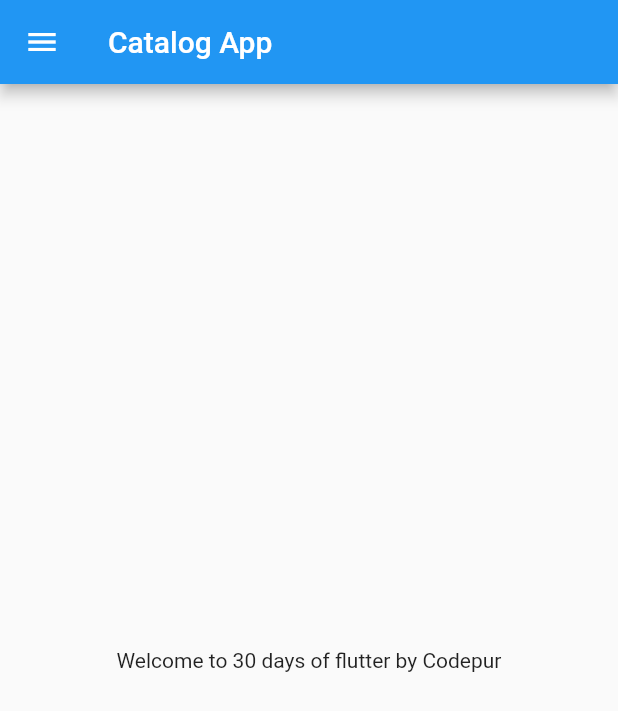
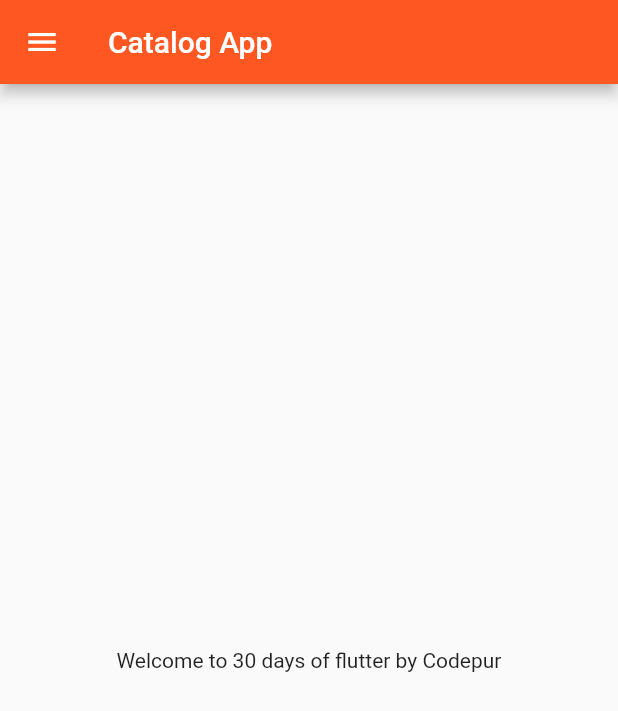
Before and after one commit to arghadeep23/30daysofFlutter, a Flutter app: the screen it shows after launch, on a phone screen of 412 x 824 dp. Shown: the top 711 px of the screen. Run offline on Flutter 3.47's test engine with Material 2 defaults, Android fonts, the phone set to English and light mode, and no system bars.

Commit message:
day 3 completed

```diff
--- a/lib/main.dart
+++ b/lib/main.dart
@@ -1,8 +1,8 @@
 import 'dart:ui';
 
 import 'package:flutter/material.dart';
-import 'home_page.dart';
-
+import 'pages/home_page.dart';
+import 'pages/login_page.dart';
 void main()
 {
   runApp(MyApp());
@@ -19,7 +19,20 @@ class MyApp extends StatelessWidget {
     num temp=30.5;
     const pi2=3.14;
     return MaterialApp(
-      home: HomePage(),
+      themeMode: ThemeMode.light,
+      theme: ThemeData(
+        primarySwatch: Colors.deepOrange
+      ),
+      darkTheme: ThemeData(
+        brightness: Brightness.dark,
+        primarySwatch: Colors.green
+        ),
+        initialRoute: "/home",
+      routes: {
+        "/" : (context) => LoginPage(),
+        "/home":(context) => HomePage(),
+        "/login" :(context) => LoginPage(),
+      }
       );
   }
 }
```
Also changed, not shown: lib/pages/login_page.dart (added, +19 -0 lines), lib/pages/home_page.dart (renamed from lib/home_page.dart).
